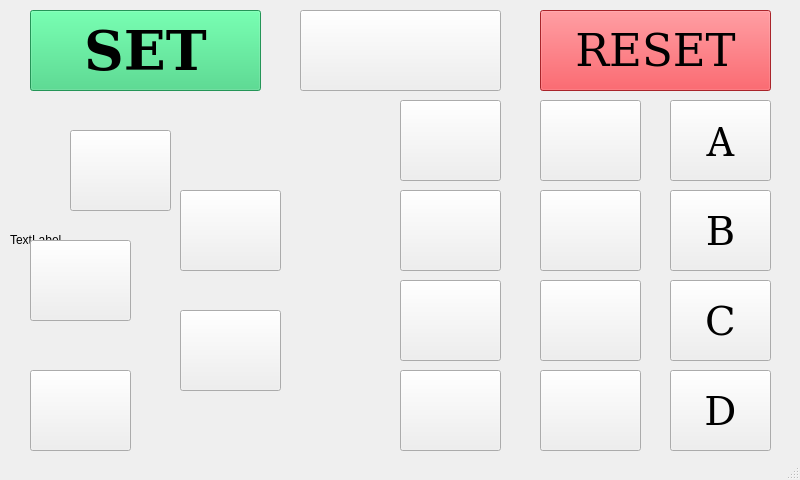
Qt form mainwindow.ui (ImanMHN/Dental_Unit) before a commit.
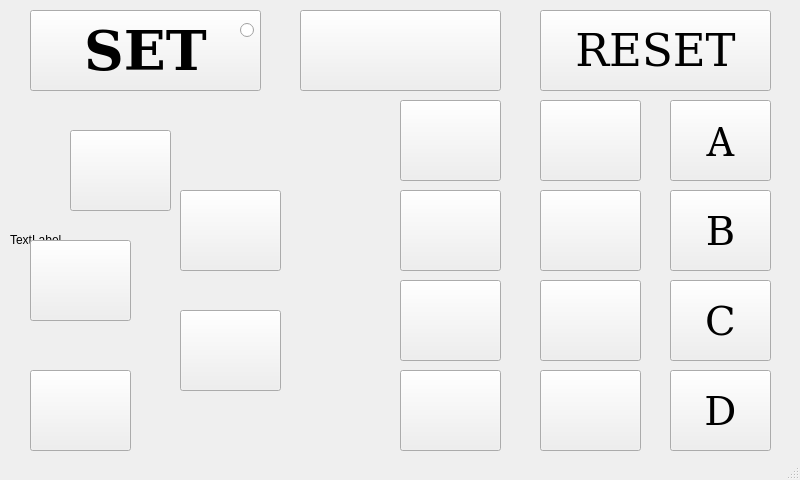
The same form after that commit.

Commit message: More complete, but unnecessary

```diff
--- a/mainwindow.ui
+++ b/mainwindow.ui
@@ -243,448 +243,6 @@
       <height>81</height>
      </rect>
     </property>
-    <property name="palette">
-     <palette>
-      <active>
-       <colorrole role="WindowText">
-        <brush brushstyle="SolidPattern">
-         <color alpha="255">
-          <red>0</red>
-          <green>0</green>
-          <blue>0</blue>
-         </color>
-        </brush>
-       </colorrole>
-       <colorrole role="Button">
-        <brush brushstyle="SolidPattern">
-         <color alpha="255">
-          <red>237</red>
-          <green>51</green>
-          <blue>59</blue>
-         </color>
-        </brush>
-       </colorrole>
-       <colorrole role="Light">
-        <brush brushstyle="SolidPattern">
-         <color alpha="255">
-          <red>255</red>
-          <green>155</green>
-          <blue>160</blue>
-         </color>
-        </brush>
-       </colorrole>
-       <colorrole role="Midlight">
-        <brush brushstyle="SolidPattern">
-         <color alpha="255">
-          <red>246</red>
-          <green>103</green>
-          <blue>109</blue>
-         </color>
-        </brush>
-       </colorrole>
-       <colorrole role="Dark">
-        <brush brushstyle="SolidPattern">
-         <color alpha="255">
-          <red>118</red>
-          <green>25</green>
-          <blue>29</blue>
-         </color>
-        </brush>
-       </colorrole>
-       <colorrole role="Mid">
-        <brush brushstyle="SolidPattern">
-         <color alpha="255">
-          <red>158</red>
-          <green>34</green>
-          <blue>39</blue>
-         </color>
-        </brush>
-       </colorrole>
-       <colorrole role="Text">
-        <brush brushstyle="SolidPattern">
-         <color alpha="255">
-          <red>0</red>
-          <green>0</green>
-          <blue>0</blue>
-         </color>
-        </brush>
-       </colorrole>
-       <colorrole role="BrightText">
-        <brush brushstyle="SolidPattern">
-         <color alpha="255">
-          <red>255</red>
-          <green>255</green>
-          <blue>255</blue>
-         </color>
-        </brush>
-       </colorrole>
-       <colorrole role="ButtonText">
-        <brush brushstyle="SolidPattern">
-         <color alpha="255">
-          <red>0</red>
-          <green>0</green>
-          <blue>0</blue>
-         </color>
-        </brush>
-       </colorrole>
-       <colorrole role="Base">
-        <brush brushstyle="SolidPattern">
-         <color alpha="255">
-          <red>255</red>
-          <green>255</green>
-          <blue>255</blue>
-         </color>
-        </brush>
-       </colorrole>
-       <colorrole role="Window">
-        <brush brushstyle="SolidPattern">
-         <color alpha="255">
-          <red>237</red>
-          <green>51</green>
-          <blue>59</blue>
-         </color>
-        </brush>
-       </colorrole>
-       <colorrole role="Shadow">
-        <brush brushstyle="SolidPattern">
-         <color alpha="255">
-          <red>0</red>
-          <green>0</green>
-          <blue>0</blue>
-         </color>
-        </brush>
-       </colorrole>
-       <colorrole role="AlternateBase">
-        <brush brushstyle="SolidPattern">
-         <color alpha="255">
-          <red>246</red>
-          <green>153</green>
-          <blue>157</blue>
-         </color>
-        </brush>
-       </colorrole>
-       <colorrole role="ToolTipBase">
-        <brush brushstyle="SolidPattern">
-         <color alpha="255">
-          <red>255</red>
-          <green>255</green>
-          <blue>220</blue>
-         </color>
-        </brush>
-       </colorrole>
-       <colorrole role="ToolTipText">
-        <brush brushstyle="SolidPattern">
-         <color alpha="255">
-          <red>0</red>
-          <green>0</green>
-          <blue>0</blue>
-         </color>
-        </brush>
-       </colorrole>
-       <colorrole role="PlaceholderText">
-        <brush brushstyle="SolidPattern">
-         <color alpha="128">
-          <red>0</red>
-          <green>0</green>
-          <blue>0</blue>
-         </color>
-        </brush>
-       </colorrole>
-      </active>
-      <inactive>
-       <colorrole role="WindowText">
-        <brush brushstyle="SolidPattern">
-         <color alpha="255">
-          <red>0</red>
-          <green>0</green>
-          <blue>0</blue>
-         </color>
-        </brush>
-       </colorrole>
-       <colorrole role="Button">
-        <brush brushstyle="SolidPattern">
-         <color alpha="255">
-          <red>237</red>
-          <green>51</green>
-          <blue>59</blue>
-         </color>
-        </brush>
-       </colorrole>
-       <colorrole role="Light">
-        <brush brushstyle="SolidPattern">
-         <color alpha="255">
-          <red>255</red>
-          <green>155</green>
-          <blue>160</blue>
-         </color>
-        </brush>
-       </colorrole>
-       <colorrole role="Midlight">
-        <brush brushstyle="SolidPattern">
-         <color alpha="255">
-          <red>246</red>
-          <green>103</green>
-          <blue>109</blue>
-         </color>
-        </brush>
-       </colorrole>
-       <colorrole role="Dark">
-        <brush brushstyle="SolidPattern">
-         <color alpha="255">
-          <red>118</red>
-          <green>25</green>
-          <blue>29</blue>
-         </color>
-        </brush>
-       </colorrole>
-       <colorrole role="Mid">
-        <brush brushstyle="SolidPattern">
-         <color alpha="255">
-          <red>158</red>
-          <green>34</green>
-          <blue>39</blue>
-         </color>
-        </brush>
-       </colorrole>
-       <colorrole role="Text">
-        <brush brushstyle="SolidPattern">
-         <color alpha="255">
-          <red>0</red>
-          <green>0</green>
-          <blue>0</blue>
-         </color>
-        </brush>
-       </colorrole>
-       <colorrole role="BrightText">
-        <brush brushstyle="SolidPattern">
-         <color alpha="255">
-          <red>255</red>
-          <green>255</green>
-          <blue>255</blue>
-         </color>
-        </brush>
-       </colorrole>
-       <colorrole role="ButtonText">
-        <brush brushstyle="SolidPattern">
-         <color alpha="255">
-          <red>0</red>
-          <green>0</green>
-          <blue>0</blue>
-         </color>
-        </brush>
-       </colorrole>
-       <colorrole role="Base">
-        <brush brushstyle="SolidPattern">
-         <color alpha="255">
-          <red>255</red>
-          <green>255</green>
-          <blue>255</blue>
-         </color>
-        </brush>
-       </colorrole>
-       <colorrole role="Window">
-        <brush brushstyle="SolidPattern">
-         <color alpha="255">
-          <red>237</red>
-          <green>51</green>
-          <blue>59</blue>
-         </color>
-        </brush>
-       </colorrole>
-       <colorrole role="Shadow">
-        <brush brushstyle="SolidPattern">
-         <color alpha="255">
-          <red>0</red>
-          <green>0</green>
-          <blue>0</blue>
-         </color>
-        </brush>
-       </colorrole>
-       <colorrole role="AlternateBase">
-        <brush brushstyle="SolidPattern">
-         <color alpha="255">
-          <red>246</red>
-          <green>153</green>
-          <blue>157</blue>
-         </color>
-        </brush>
-       </colorrole>
-       <colorrole role="ToolTipBase">
-        <brush brushstyle="SolidPattern">
-         <color alpha="255">
-          <red>255</red>
-          <green>255</green>
-          <blue>220</blue>
-         </color>
-        </brush>
-       </colorrole>
-       <colorrole role="ToolTipText">
-        <brush brushstyle="SolidPattern">
-         <color alpha="255">
-          <red>0</red>
-          <green>0</green>
-          <blue>0</blue>
-         </color>
-        </brush>
-       </colorrole>
-       <colorrole role="PlaceholderText">
-        <brush brushstyle="SolidPattern">
-         <color alpha="128">
-          <red>0</red>
-          <green>0</green>
-          <blue>0</blue>
-         </color>
-        </brush>
-       </colorrole>
-      </inactive>
-      <disabled>
-       <colorrole role="WindowText">
-        <brush brushstyle="SolidPattern">
-         <color alpha="255">
-          <red>118</red>
-          <green>25</green>
-          <blue>29</blue>
-         </color>
-        </brush>
-       </colorrole>
-       <colorrole role="Button">
-        <brush brushstyle="SolidPattern">
-         <color alpha="255">
-          <red>237</red>
-          <green>51</green>
-          <blue>59</blue>
-         </color>
-        </brush>
-       </colorrole>
-       <colorrole role="Light">
-        <brush brushstyle="SolidPattern">
-         <color alpha="255">
-          <red>255</red>
-          <green>155</green>
-          <blue>160</blue>
-         </color>
-        </brush>
-       </colorrole>
-       <colorrole role="Midlight">
-        <brush brushstyle="SolidPattern">
-         <color alpha="255">
-          <red>246</red>
-          <green>103</green>
-          <blue>109</blue>
-         </color>
-        </brush>
-       </colorrole>
-       <colorrole role="Dark">
-        <brush brushstyle="SolidPattern">
-         <color alpha="255">
-          <red>118</red>
-          <green>25</green>
-          <blue>29</blue>
-         </color>
-        </brush>
-       </colorrole>
-       <colorrole role="Mid">
-        <brush brushstyle="SolidPattern">
-         <color alpha="255">
-          <red>158</red>
-          <green>34</green>
-          <blue>39</blue>
-         </color>
-        </brush>
-       </colorrole>
-       <colorrole role="Text">
-        <brush brushstyle="SolidPattern">
-         <color alpha="255">
-          <red>118</red>
-          <green>25</green>
-          <blue>29</blue>
-         </color>
-        </brush>
-       </colorrole>
-       <colorrole role="BrightText">
-        <brush brushstyle="SolidPattern">
-         <color alpha="255">
-          <red>255</red>
-          <green>255</green>
-          <blue>255</blue>
-         </color>
-        </brush>
-       </colorrole>
-       <colorrole role="ButtonText">
-        <brush brushstyle="SolidPattern">
-         <color alpha="255">
-          <red>118</red>
-          <green>25</green>
-          <blue>29</blue>
-         </color>
-        </brush>
-       </colorrole>
-       <colorrole role="Base">
-        <brush brushstyle="SolidPattern">
-         <color alpha="255">
-          <red>237</red>
-          <green>51</green>
-          <blue>59</blue>
-         </color>
-        </brush>
-       </colorrole>
-       <colorrole role="Window">
-        <brush brushstyle="SolidPattern">
-         <color alpha="255">
-          <red>237</red>
-          <green>51</green>
-          <blue>59</blue>
-         </color>
-        </brush>
-       </colorrole>
-       <colorrole role="Shadow">
-        <brush brushstyle="SolidPattern">
-         <color alpha="255">
-          <red>0</red>
-          <green>0</green>
-          <blue>0</blue>
-         </color>
-        </brush>
-       </colorrole>
-       <colorrole role="AlternateBase">
-        <brush brushstyle="SolidPattern">
-         <color alpha="255">
-          <red>237</red>
-          <green>51</green>
-          <blue>59</blue>
-         </color>
-        </brush>
-       </colorrole>
-       <colorrole role="ToolTipBase">
-        <brush brushstyle="SolidPattern">
-         <color alpha="255">
-          <red>255</red>
-          <green>255</green>
-          <blue>220</blue>
-         </color>
-        </brush>
-       </colorrole>
-       <colorrole role="ToolTipText">
-        <brush brushstyle="SolidPattern">
-         <color alpha="255">
-          <red>0</red>
-          <green>0</green>
-          <blue>0</blue>
-         </color>
-        </brush>
-       </colorrole>
-       <colorrole role="PlaceholderText">
-        <brush brushstyle="SolidPattern">
-         <color alpha="128">
-          <red>0</red>
-          <green>0</green>
-          <blue>0</blue>
-         </color>
-        </brush>
-       </colorrole>
-      </disabled>
-     </palette>
-    </property>
     <property name="font">
      <font>
       <family>DejaVu Serif</family>
@@ -704,448 +262,6 @@
       <height>81</height>
      </rect>
     </property>
-    <property name="palette">
-     <palette>
-      <active>
-       <colorrole role="WindowText">
-        <brush brushstyle="SolidPattern">
-         <color alpha="255">
-          <red>0</red>
-          <green>0</green>
-          <blue>0</blue>
-         </color>
-        </brush>
-       </colorrole>
-       <colorrole role="Button">
-        <brush brushstyle="SolidPattern">
-         <color alpha="255">
-          <red>51</red>
-          <green>209</green>
-          <blue>122</blue>
-         </color>
-        </brush>
-       </colorrole>
-       <colorrole role="Light">
-        <brush brushstyle="SolidPattern">
-         <color alpha="255">
-          <red>121</red>
-          <green>255</green>
-          <blue>181</blue>
-         </color>
-        </brush>
-       </colorrole>
-       <colorrole role="Midlight">
-        <brush brushstyle="SolidPattern">
-         <color alpha="255">
-          <red>86</red>
-          <green>232</green>
-          <blue>151</blue>
-         </color>
-        </brush>
-       </colorrole>
-       <colorrole role="Dark">
-        <brush brushstyle="SolidPattern">
-         <color alpha="255">
-          <red>25</red>
-          <green>104</green>
-          <blue>61</blue>
-         </color>
-        </brush>
-       </colorrole>
-       <colorrole role="Mid">
-        <brush brushstyle="SolidPattern">
-         <color alpha="255">
-          <red>34</red>
-          <green>139</green>
-          <blue>81</blue>
-         </color>
-        </brush>
-       </colorrole>
-       <colorrole role="Text">
-        <brush brushstyle="SolidPattern">
-         <color alpha="255">
-          <red>0</red>
-          <green>0</green>
-          <blue>0</blue>
-         </color>
-        </brush>
-       </colorrole>
-       <colorrole role="BrightText">
-        <brush brushstyle="SolidPattern">
-         <color alpha="255">
-          <red>255</red>
-          <green>255</green>
-          <blue>255</blue>
-         </color>
-        </brush>
-       </colorrole>
-       <colorrole role="ButtonText">
-        <brush brushstyle="SolidPattern">
-         <color alpha="255">
-          <red>0</red>
-          <green>0</green>
-          <blue>0</blue>
-         </color>
-        </brush>
-       </colorrole>
-       <colorrole role="Base">
-        <brush brushstyle="SolidPattern">
-         <color alpha="255">
-          <red>255</red>
-          <green>255</green>
-          <blue>255</blue>
-         </color>
-        </brush>
-       </colorrole>
-       <colorrole role="Window">
-        <brush brushstyle="SolidPattern">
-         <color alpha="255">
-          <red>51</red>
-          <green>209</green>
-          <blue>122</blue>
-         </color>
-        </brush>
-       </colorrole>
-       <colorrole role="Shadow">
-        <brush brushstyle="SolidPattern">
-         <color alpha="255">
-          <red>0</red>
-          <green>0</green>
-          <blue>0</blue>
-         </color>
-        </brush>
-       </colorrole>
-       <colorrole role="AlternateBase">
-        <brush brushstyle="SolidPattern">
-         <color alpha="255">
-          <red>153</red>
-          <green>232</green>
-          <blue>188</blue>
-         </color>
-        </brush>
-       </colorrole>
-       <colorrole role="ToolTipBase">
-        <brush brushstyle="SolidPattern">
-         <color alpha="255">
-          <red>255</red>
-          <green>255</green>
-          <blue>220</blue>
-         </color>
-        </brush>
-       </colorrole>
-       <colorrole role="ToolTipText">
-        <brush brushstyle="SolidPattern">
-         <color alpha="255">
-          <red>0</red>
-          <green>0</green>
-          <blue>0</blue>
-         </color>
-        </brush>
-       </colorrole>
-       <colorrole role="PlaceholderText">
-        <brush brushstyle="SolidPattern">
-         <color alpha="128">
-          <red>0</red>
-          <green>0</green>
-          <blue>0</blue>
-         </color>
-        </brush>
-       </colorrole>
-      </active>
-      <inactive>
-       <colorrole role="WindowText">
-        <brush brushstyle="SolidPattern">
-         <color alpha="255">
-          <red>0</red>
-          <green>0</green>
-          <blue>0</blue>
-         </color>
-        </brush>
-       </colorrole>
-       <colorrole role="Button">
-        <brush brushstyle="SolidPattern">
-         <color alpha="255">
-          <red>51</red>
-          <green>209</green>
-          <blue>122</blue>
-         </color>
-        </brush>
-       </colorrole>
-       <colorrole role="Light">
-        <brush brushstyle="SolidPattern">
-         <color alpha="255">
-          <red>121</red>
-          <green>255</green>
-          <blue>181</blue>
-         </color>
-        </brush>
-       </colorrole>
-       <colorrole role="Midlight">
-        <brush brushstyle="SolidPattern">
-         <color alpha="255">
-          <red>86</red>
-          <green>232</green>
-          <blue>151</blue>
-         </color>
-        </brush>
-       </colorrole>
-       <colorrole role="Dark">
-        <brush brushstyle="SolidPattern">
-         <color alpha="255">
-          <red>25</red>
-          <green>104</green>
-          <blue>61</blue>
-         </color>
-        </brush>
-       </colorrole>
-       <colorrole role="Mid">
-        <brush brushstyle="SolidPattern">
-         <color alpha="255">
-          <red>34</red>
-          <green>139</green>
-          <blue>81</blue>
-         </color>
-        </brush>
-       </colorrole>
-       <colorrole role="Text">
-        <brush brushstyle="SolidPattern">
-         <color alpha="255">
-          <red>0</red>
-          <green>0</green>
-          <blue>0</blue>
-         </color>
-        </brush>
-       </colorrole>
-       <colorrole role="BrightText">
-        <brush brushstyle="SolidPattern">
-         <color alpha="255">
-          <red>255</red>
-          <green>255</green>
-          <blue>255</blue>
-         </color>
-        </brush>
-       </colorrole>
-       <colorrole role="ButtonText">
-        <brush brushstyle="SolidPattern">
-         <color alpha="255">
-          <red>0</red>
-          <green>0</green>
-          <blue>0</blue>
-         </color>
-        </brush>
-       </colorrole>
-       <colorrole role="Base">
-        <brush brushstyle="SolidPattern">
-         <color alpha="255">
-          <red>255</red>
-          <green>255</green>
-          <blue>255</blue>
-         </color>
-        </brush>
-       </colorrole>
-       <colorrole role="Window">
-        <brush brushstyle="SolidPattern">
-         <color alpha="255">
-          <red>51</red>
-          <green>209</green>
-          <blue>122</blue>
-         </color>
-        </brush>
-       </colorrole>
-       <colorrole role="Shadow">
-        <brush brushstyle="SolidPattern">
-         <color alpha="255">
-          <red>0</red>
-          <green>0</green>
-          <blue>0</blue>
-         </color>
-        </brush>
-       </colorrole>
-       <colorrole role="AlternateBase">
-        <brush brushstyle="SolidPattern">
-         <color alpha="255">
-          <red>153</red>
-          <green>232</green>
-          <blue>188</blue>
-         </color>
-        </brush>
-       </colorrole>
-       <colorrole role="ToolTipBase">
-        <brush brushstyle="SolidPattern">
-         <color alpha="255">
-          <red>255</red>
-          <green>255</green>
-          <blue>220</blue>
-         </color>
-        </brush>
-       </colorrole>
-       <colorrole role="ToolTipText">
-        <brush brushstyle="SolidPattern">
-         <color alpha="255">
-          <red>0</red>
-          <green>0</green>
-          <blue>0</blue>
-         </color>
-        </brush>
-       </colorrole>
-       <colorrole role="PlaceholderText">
-        <brush brushstyle="SolidPattern">
-         <color alpha="128">
-          <red>0</red>
-          <green>0</green>
-          <blue>0</blue>
-         </color>
-        </brush>
-       </colorrole>
-      </inactive>
-      <disabled>
-       <colorrole role="WindowText">
-        <brush brushstyle="SolidPattern">
-         <color alpha="255">
-          <red>25</red>
-          <green>104</green>
-          <blue>61</blue>
-         </color>
-        </brush>
-       </colorrole>
-       <colorrole role="Button">
-        <brush brushstyle="SolidPattern">
-         <color alpha="255">
-          <red>51</red>
-          <green>209</green>
-          <blue>122</blue>
-         </color>
-        </brush>
-       </colorrole>
-       <colorrole role="Light">
-        <brush brushstyle="SolidPattern">
-         <color alpha="255">
-          <red>121</red>
-          <green>255</green>
-          <blue>181</blue>
-         </color>
-        </brush>
-       </colorrole>
-       <colorrole role="Midlight">
-        <brush brushstyle="SolidPattern">
-         <color alpha="255">
-          <red>86</red>
-          <green>232</green>
-          <blue>151</blue>
-         </color>
-        </brush>
-       </colorrole>
-       <colorrole role="Dark">
-        <brush brushstyle="SolidPattern">
-         <color alpha="255">
-          <red>25</red>
-          <green>104</green>
-          <blue>61</blue>
-         </color>
-        </brush>
-       </colorrole>
-       <colorrole role="Mid">
-        <brush brushstyle="SolidPattern">
-         <color alpha="255">
-          <red>34</red>
-          <green>139</green>
-          <blue>81</blue>
-         </color>
-        </brush>
-       </colorrole>
-       <colorrole role="Text">
-        <brush brushstyle="SolidPattern">
-         <color alpha="255">
-          <red>25</red>
-          <green>104</green>
-          <blue>61</blue>
-         </color>
-        </brush>
-       </colorrole>
-       <colorrole role="BrightText">
-        <brush brushstyle="SolidPattern">
-         <color alpha="255">
-          <red>255</red>
-          <green>255</green>
-          <blue>255</blue>
-         </color>
-        </brush>
-       </colorrole>
-       <colorrole role="ButtonText">
-        <brush brushstyle="SolidPattern">
-         <color alpha="255">
-          <red>25</red>
-          <green>104</green>
-          <blue>61</blue>
-         </color>
-        </brush>
-       </colorrole>
-       <colorrole role="Base">
-        <brush brushstyle="SolidPattern">
-         <color alpha="255">
-          <red>51</red>
-          <green>209</green>
-          <blue>122</blue>
-         </color>
-        </brush>
-       </colorrole>
-       <colorrole role="Window">
-        <brush brushstyle="SolidPattern">
-         <color alpha="255">
-          <red>51</red>
-          <green>209</green>
-          <blue>122</blue>
-         </color>
-        </brush>
-       </colorrole>
-       <colorrole role="Shadow">
-        <brush brushstyle="SolidPattern">
-         <color alpha="255">
-          <red>0</red>
-          <green>0</green>
-          <blue>0</blue>
-         </color>
-        </brush>
-       </colorrole>
-       <colorrole role="AlternateBase">
-        <brush brushstyle="SolidPattern">
-         <color alpha="255">
-          <red>51</red>
-          <green>209</green>
-          <blue>122</blue>
-         </color>
-        </brush>
-       </colorrole>
-       <colorrole role="ToolTipBase">
-        <brush brushstyle="SolidPattern">
-         <color alpha="255">
-          <red>255</red>
-          <green>255</green>
-          <blue>220</blue>
-         </color>
-        </brush>
-       </colorrole>
-       <colorrole role="ToolTipText">
-        <brush brushstyle="SolidPattern">
-         <color alpha="255">
-          <red>0</red>
-          <green>0</green>
-          <blue>0</blue>
-         </color>
-        </brush>
-       </colorrole>
-       <colorrole role="PlaceholderText">
-        <brush brushstyle="SolidPattern">
-         <color alpha="128">
-          <red>0</red>
-          <green>0</green>
-          <blue>0</blue>
-         </color>
-        </brush>
-       </colorrole>
-      </disabled>
-     </palette>
-    </property>
     <property name="font">
      <font>
       <family>DejaVu Serif</family>
@@ -1256,6 +372,19 @@
      <string/>
     </property>
    </widget>
+   <widget class="QRadioButton" name="SettingIndicator_RB">
+    <property name="geometry">
+     <rect>
+      <x>240</x>
+      <y>20</y>
+      <width>21</width>
+      <height>21</height>
+     </rect>
+    </property>
+    <property name="text">
+     <string/>
+    </property>
+   </widget>
    <zorder>Unit_Label</zorder>
    <zorder>PresetPositionGroupA_PB</zorder>
    <zorder>PresetPositionGroupB_PB</zorder>
@@ -1277,6 +406,7 @@
    <zorder>BackrestBackward_PB</zorder>
    <zorder>CallAssist_PB</zorder>
    <zorder>FilmViewer_PB</zorder>
+   <zorder>SettingIndicator_RB</zorder>
   </widget>
   <widget class="QMenuBar" name="menubar">
    <property name="geometry">
```
The commit also changes 2 other files.
